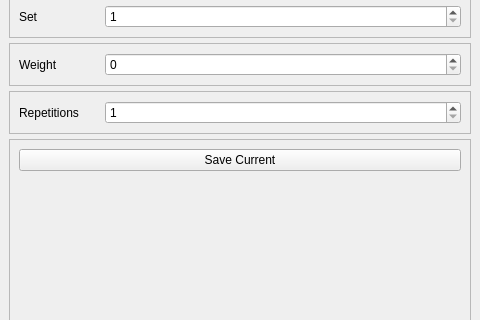
Before: the Qt Designer form mainwindow.ui in Dar13/workout-qt, drawn with Qt 5; both pictures show x 0 to 480 and y 126 to 446 of the 480 by 640 pixel window.
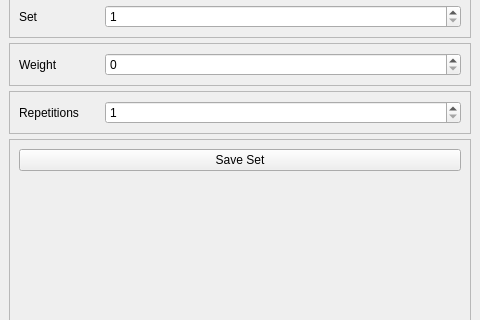
After: the same form once the commit is applied.

```diff
--- a/mainwindow.ui
+++ b/mainwindow.ui
@@ -375,7 +375,7 @@
        <item alignment="Qt::AlignTop">
         <widget class="QPushButton" name="save_control">
          <property name="text">
-          <string>Save Current</string>
+          <string>Save Set</string>
          </property>
         </widget>
        </item>
```
Left out of the diff: 4 changed lines with no effect on the pictures.
